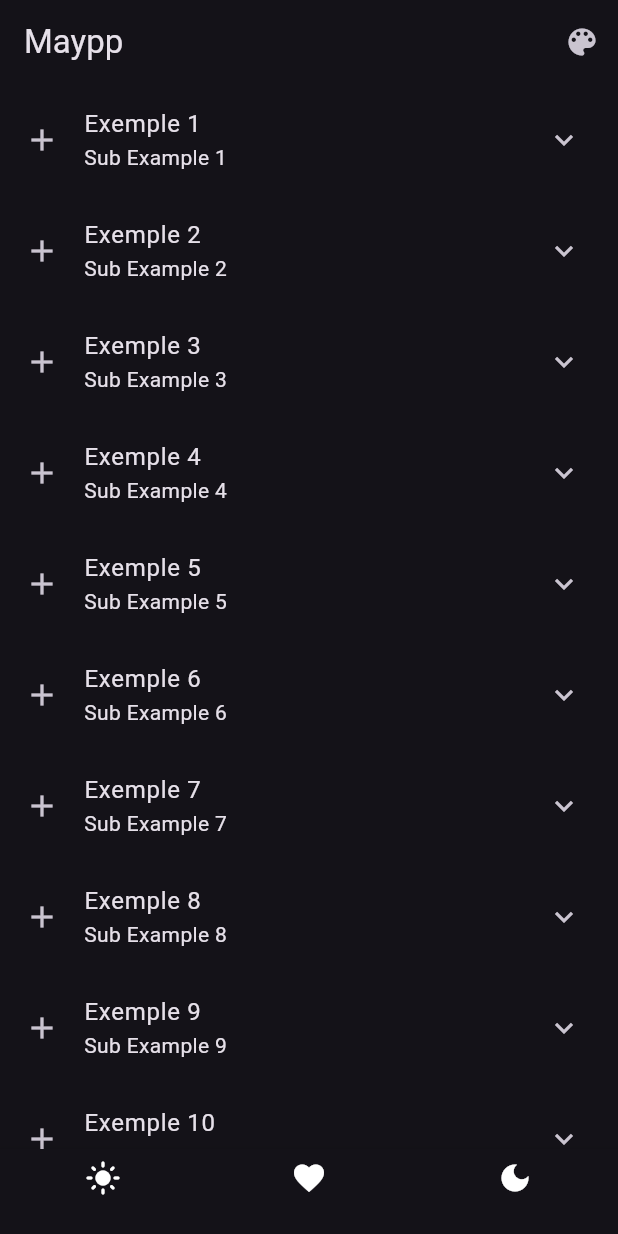
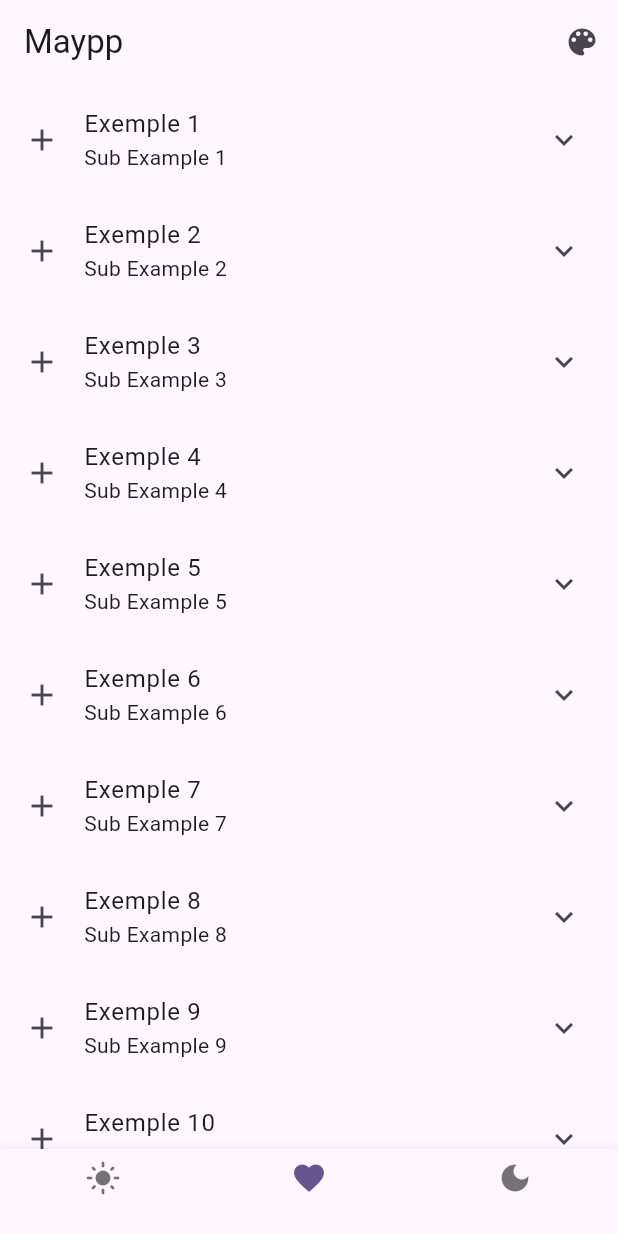
Before and after one commit to oguiaraujo/Maypp, a Flutter app: the screen it shows after launch, on a phone screen of 412 x 824 dp. Run offline on Flutter 3.47's test engine with Material 3 defaults, Android fonts, the phone set to English and light mode, and no system bars; our stand-ins replace flutter_hooks; Roboto replaces fonts that are missing (Ubuntu).

Commit message:
Maypp v5.0

```diff
--- a/lib/main.dart
+++ b/lib/main.dart
@@ -1,110 +1,76 @@
 import 'package:flutter/material.dart';
+import 'package:flutter_hooks/flutter_hooks.dart';
 
-var dataObjects = [{
-  "Text" : "Exemple 1",
-  "Sub" : "Sub Example 1",
-  "Secret" : "Secret Exemple 1"
+var dataObjects = [
+  {"Text": "Exemple 1", "Sub": "Sub Example 1", "Secret": "Secret Exemple 1"},
+  {"Text": "Exemple 2", "Sub": "Sub Example 2", "Secret": "Secret Exemple 2"},
+  {"Text": "Exemple 3", "Sub": "Sub Example 3", "Secret": "Secret Exemple 3"},
+  {"Text": "Exemple 4", "Sub": "Sub Example 4", "Secret": "Secret Exemple 4"},
+  {"Text": "Exemple 5", "Sub": "Sub Example 5", "Secret": "Secret Exemple 5"},
+  {"Text": "Exemple 6", "Sub": "Sub Example 6", "Secret": "Secret Exemple 6"},
+  {"Text": "Exemple 7", "Sub": "Sub Example 7", "Secret": "Secret Exemple 7"},
+  {"Text": "Exemple 8", "Sub": "Sub Example 8", "Secret": "Secret Exemple 8"},
+  {"Text": "Exemple 9", "Sub": "Sub Example 9", "Secret": "Secret Exemple 9"},
+  {
+    "Text": "Exemple 10",
+    "Sub": "Sub Example 10",
+    "Secret": "Secret Exemple 10",
   },
   {
-  "Text" : "Exemple 2",
-  "Sub" : "Sub Example 2",
-  "Secret" : "Secret Exemple 2"
+    "Text": "Exemple 10",
+    "Sub": "Sub Example 10",
+    "Secret": "Secret Exemple 10",
   },
   {
-  "Text" : "Exemple 3",
-  "Sub" : "Sub Example 3",
-  "Secret" : "Secret Exemple 3"
+    "Text": "Exemple 11",
+    "Sub": "Sub Example 11",
+    "Secret": "Secret Exemple 11",
   },
   {
-    "Text" : "Exemple 4",
-    "Sub" : "Sub Example 4",
-    "Secret" : "Secret Exemple 4"
+    "Text": "Exemple 12",
+    "Sub": "Sub Example 12",
+    "Secret": "Secret Exemple 12",
   },
   {
-    "Text" : "Exemple 5",
-    "Sub" : "Sub Example 5",
-    "Secret" : "Secret Exemple 5"
+    "Text": "Exemple 13",
+    "Sub": "Sub Example 13",
+    "Secret": "Secret Exemple 13",
   },
   {
-    "Text" : "Exemple 6",
-    "Sub" : "Sub Example 6",
-    "Secret" : "Secret Exemple 6"
+    "Text": "Exemple 14",
+    "Sub": "Sub Example 14",
+    "Secret": "Secret Exemple 14",
   },
   {
-    "Text" : "Exemple 7",
-    "Sub" : "Sub Example 7",
-    "Secret" : "Secret Exemple 7"
+    "Text": "Exemple 15",
+    "Sub": "Sub Example 15",
+    "Secret": "Secret Exemple 15",
   },
   {
-    "Text" : "Exemple 8",
-    "Sub" : "Sub Example 8",
-    "Secret" : "Secret Exemple 8"
+    "Text": "Exemple 16",
+    "Sub": "Sub Example 16",
+    "Secret": "Secret Exemple 16",
   },
   {
-    "Text" : "Exemple 9",
-    "Sub" : "Sub Example 9",
-    "Secret" : "Secret Exemple 9"
+    "Text": "Exemple 17",
+    "Sub": "Sub Example 17",
+    "Secret": "Secret Exemple 17",
   },
   {
-    "Text" : "Exemple 10",
-    "Sub" : "Sub Example 10",
-    "Secret" : "Secret Exemple 10"
+    "Text": "Exemple 18",
+    "Sub": "Sub Example 18",
+    "Secret": "Secret Exemple 18",
   },
   {
-    "Text" : "Exemple 10",
-    "Sub" : "Sub Example 10",
-    "Secret" : "Secret Exemple 10"
+    "Text": "Exemple 19",
+    "Sub": "Sub Example 19",
+    "Secret": "Secret Exemple 19",
   },
   {
-    "Text" : "Exemple 11",
-    "Sub" : "Sub Example 11",
-    "Secret" : "Secret Exemple 11"
+    "Text": "Exemple 20",
+    "Sub": "Sub Example 20",
+    "Secret": "Secret Exemple 20",
   },
-  {
-    "Text" : "Exemple 12",
-    "Sub" : "Sub Example 12",
-    "Secret" : "Secret Exemple 12"
-  },
-  {
-    "Text" : "Exemple 13",
-    "Sub" : "Sub Example 13",
-    "Secret" : "Secret Exemple 13"
-  },
-  {
-    "Text" : "Exemple 14",
-    "Sub" : "Sub Example 14",
-    "Secret" : "Secret Exemple 14"
-  },
-  {
-    "Text" : "Exemple 15",
-    "Sub" : "Sub Example 15",
-    "Secret" : "Secret Exemple 15"
-  },
-  {
-    "Text" : "Exemple 16",
-    "Sub" : "Sub Example 16",
-    "Secret" : "Secret Exemple 16"
-  },
-  {
-    "Text" : "Exemple 17",
-    "Sub" : "Sub Example 17",
-    "Secret" : "Secret Exemple 17"
-  },
-  {
-    "Text" : "Exemple 18",
-    "Sub" : "Sub Example 18",
-    "Secret" : "Secret Exemple 18"
-  },
-  {
-    "Text" : "Exemple 19",
-    "Sub" : "Sub Example 19",
-    "Secret" : "Secret Exemple 19"
-  },
-  {
-    "Text" : "Exemple 20",
-    "Sub" : "Sub Example 20",
-    "Secret" : "Secret Exemple 20"
-  }
 ];
 
 class Maypp extends StatelessWidget {
@@ -113,48 +79,52 @@ class Maypp extends StatelessWidget {
   @override
   Widget build(BuildContext context) {
     return MaterialApp(
-      theme: ThemeData(brightness: Brightness.dark, fontFamily: 'Ubuntu'),
+      theme: ThemeData(
+        colorScheme: ColorScheme.fromSeed(seedColor: Colors.deepPurple),
+        fontFamily: 'Ubuntu'),
       debugShowCheckedModeBanner: false,
       home: Scaffold(
         appBar: MayppBar(),
-        body: MayppBody(
-          objects: dataObjects
+        body: MayppBody(objects: dataObjects),
+        bottomNavigationBar: MayppBottonNavBar(
+          objIcons: [Icons.light_mode, Icons.favorite, Icons.dark_mode],
         ),
-        bottomNavigationBar: MayppBottonNavBar(objIcons: [Icons.light_mode, Icons.favorite, Icons.dark_mode],),
       ),
     );
   }
 }
 
 class MayppBar extends AppBar {
-  MayppBar() : super(
+  MayppBar()
+    : super(
         title: Text("Maypp"),
         actions: [
           PopupMenuButton(
             icon: Icon(Icons.color_lens),
             color: Colors.black,
-        itemBuilder: (BuildContext context) => <PopupMenuEntry> [
+            itemBuilder:
+                (BuildContext context) => <PopupMenuEntry>[
                   PopupMenuItem(
                     child: Container(
                       alignment: Alignment.center,
-              child: Icon(Icons.circle, color: Colors.purple)
-            )
+                      child: Icon(Icons.circle, color: Colors.red),
+                    ),
                   ),
                   PopupMenuItem(
                     child: Container(
                       alignment: Alignment.center,
-              child: Icon(Icons.circle, color: Colors.blue)
-            )
+                      child: Icon(Icons.circle, color: Colors.blue),
+                    ),
                   ),
                   PopupMenuItem(
                     child: Container(
                       alignment: Alignment.center,
-              child: Icon(Icons.circle, color: Colors.yellow)
-            )
-          )
-        ]
-      )
-    ]
+                      child: Icon(Icons.circle, color: Colors.yellow),
+                    ),
+                  ),
+                ],
+          ),
+        ],
       );
 }
 
@@ -180,7 +150,7 @@ class MayppBody extends StatelessWidget {
   }
 }
 
-class MayppBottonNavBar extends StatelessWidget {
+class MayppBottonNavBar extends HookWidget {
   List<IconData> objIcons;
   MayppBottonNavBar({this.objIcons = const <IconData>[]});
 
@@ -190,12 +160,18 @@ class MayppBottonNavBar extends StatelessWidget {
 
   @override
   Widget build(BuildContext context) {
+    var state = useState(1);
     return BottomNavigationBar(
-      onTap: buttonTouched,
+      onTap: (index) {
+        print('Índice tocado: $index');
+        state.value = index;
+      },
+      currentIndex: state.value,
       items:
-          objIcons.map(
+          objIcons
+              .map(
                 (icon) => BottomNavigationBarItem(
-                  icon: Icon(icon, color: Colors.white),
+                  icon: Icon(icon),
                   label: '',
                 ),
               )
--- a/pubspec.yaml
+++ b/pubspec.yaml
@@ -9,6 +9,7 @@ environment:
 dependencies:
   flutter:
     sdk: flutter
+  flutter_hooks: ^0.21.2
 
 dev_dependencies:
   flutter_test:
```
Also changed, not shown: pubspec.lock, 1 other file. Lines whose indentation alone changed are shown as unchanged.
